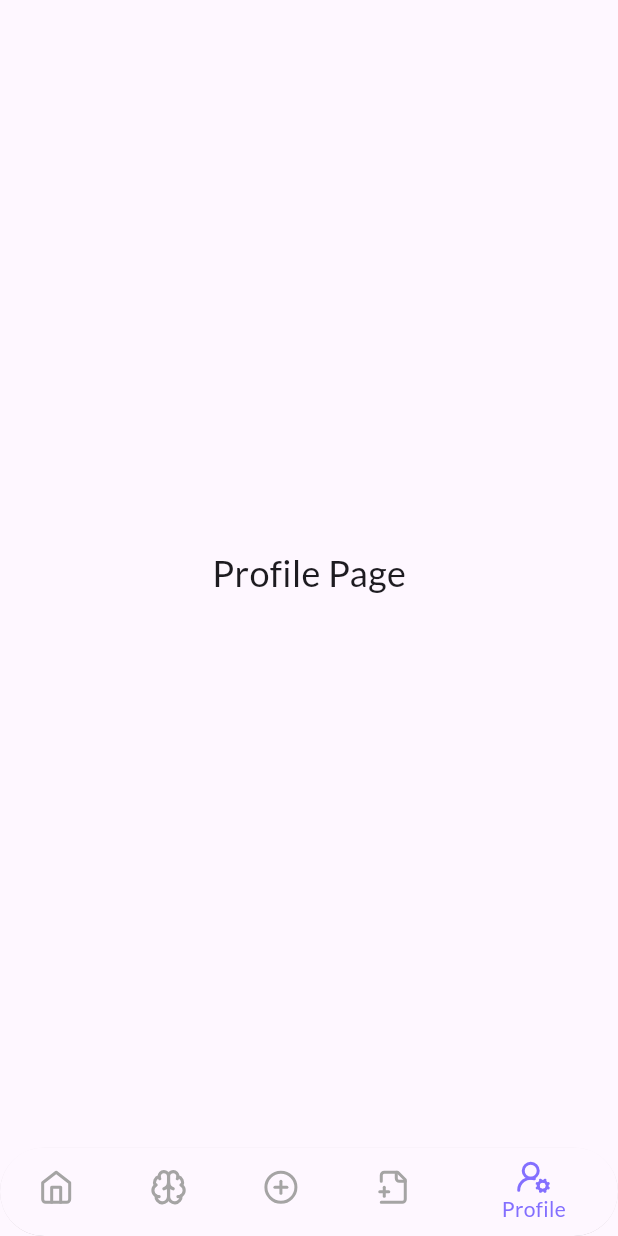
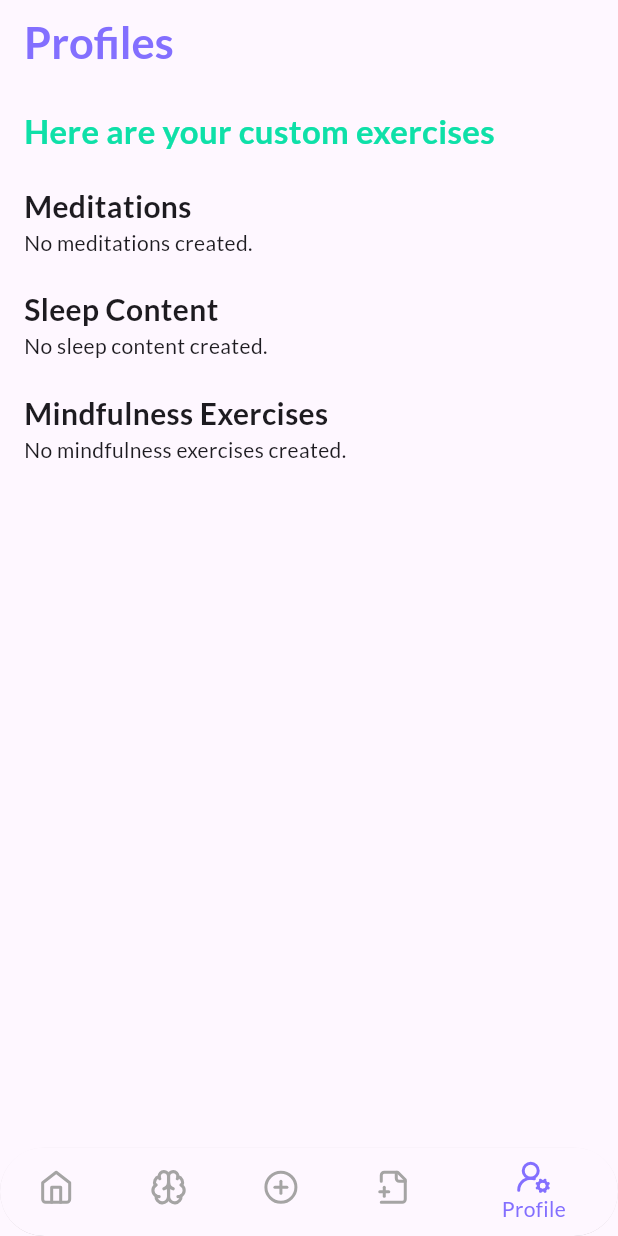
Before and after one commit to sachintha990/Meditator_app, a Flutter app: the screen it shows after launch, item 5 of the bottom bar chosen, on a phone screen of 412 x 824 dp. Run offline on Flutter 3.47's test engine with Material 3 defaults, Android fonts, the phone set to English and light mode, and no system bars; our stand-ins replace flutter_svg, go_router, google_fonts, hive, hive_flutter, image_picker and 1 more; accounts and stored records are empty.

Commit message:
Refactor ProfilePage to display custom exercises with sections for Meditations, Sleep Content, and Mindfulness Exercises; update routing to include CreateCustomExercise page.

```diff
--- a/lib/pages/main_pages/profile_page.dart
+++ b/lib/pages/main_pages/profile_page.dart
@@ -1,15 +1,136 @@
 import 'package:flutter/material.dart';
+import 'package:meditator/services/meditation_service.dart';
+import 'package:meditator/services/mindfull_exercise_service.dart';
+import 'package:meditator/services/sleep_exercise_service.dart';
+import 'package:meditator/utils/colors.dart';
 
 class ProfilePage extends StatelessWidget {
   const ProfilePage({super.key});
 
   @override
   Widget build(BuildContext context) {
-    return const Scaffold(
-      body: Center(
-        child: Text(
-          'Profile Page',
-          style: TextStyle(fontSize: 24),
+    return Scaffold(
+      appBar: AppBar(
+        title: const Text(
+          "Profiles",
+          style: TextStyle(
+            fontSize: 29,
+            fontWeight: FontWeight.bold,
+            color: AppColors.primaryPurple,
+          ),
+        ),
+      ),
+      body: Padding(
+        padding: const EdgeInsets.all(16.0),
+        child: Column(
+          crossAxisAlignment: CrossAxisAlignment.start,
+          children: [
+            const Text(
+              'Here are your custom exercises',
+              style: TextStyle(
+                fontSize: 22,
+                fontWeight: FontWeight.bold,
+                color: AppColors.primaryGreen,
+              ),
+            ),
+            const SizedBox(height: 20),
+            Expanded(
+              child: ListView(
+                children: [
+                  _buildSectionTitle('Meditations'),
+                  _buildMeditationList(context),
+                  const SizedBox(height: 20),
+                  _buildSectionTitle('Sleep Content'),
+                  _buildSleepContentList(context),
+                  const SizedBox(height: 20),
+                  _buildSectionTitle('Mindfulness Exercises'),
+                  _buildMindfulnessExerciseList(context),
+                ],
+              ),
+            ),
+          ],
+        ),
+      ),
+    );
+  }
+
+  Widget _buildSectionTitle(String title) {
+    return Text(
+      title,
+      style: const TextStyle(
+        fontSize: 20,
+        fontWeight: FontWeight.w600,
+      ),
+    );
+  }
+
+  Widget _buildMeditationList(BuildContext context) {
+    final meditations = MeditationService().getMeditations();
+    if (meditations.isEmpty) {
+      return const Text('No meditations created.');
+    }
+    return Column(
+      children: meditations.map((meditation) {
+        return _buildContentTile(
+          title: meditation.name,
+          description: meditation.description,
+          duration: meditation.duration,
+        );
+      }).toList(),
+    );
+  }
+
+  Widget _buildSleepContentList(BuildContext context) {
+    final sleepContents = SleepExerciseService().getSleepExercises();
+    if (sleepContents.isEmpty) {
+      return const Text('No sleep content created.');
+    }
+    return Column(
+      children: sleepContents.map((sleepContent) {
+        return _buildContentTile(
+          title: sleepContent.name,
+          description: sleepContent.description,
+          duration: sleepContent.duration,
+        );
+      }).toList(),
+    );
+  }
+
+  Widget _buildMindfulnessExerciseList(BuildContext context) {
+    final exercises = MindFullExerciseService().getMindFullExercises();
+    if (exercises.isEmpty) {
+      return const Text('No mindfulness exercises created.');
+    }
+    return Column(
+      children: exercises.map((exercise) {
+        return _buildContentTile(
+          title: exercise.name,
+          description: exercise.description,
+          duration: exercise.duration,
+        );
+      }).toList(),
+    );
+  }
+
+  Widget _buildContentTile({
+    required String title,
+    required String description,
+    required int duration,
+  }) {
+    return Card(
+      margin: const EdgeInsets.symmetric(vertical: 8),
+      child: ListTile(
+        title: Text(title),
+        subtitle: Text(
+          description,
+          maxLines: 2,
+          overflow: TextOverflow.ellipsis,
+        ),
+        trailing: Text(
+          '${duration}min',
+          style: const TextStyle(
+            color: AppColors.primaryPurple,
+          ),
         ),
       ),
     );
--- a/lib/pages/main_screen.dart
+++ b/lib/pages/main_screen.dart
@@ -18,10 +18,10 @@ class _MainScreenState extends State<MainScreen> {
   int _selectedIndex = 0;
 
   static const List<Widget> _pages = <Widget>[
-    CustomExercises(),
     HomePage(),
     MindFullExercisePage(),
     CreateCustomExercise(),
+    CustomExercises(),
     ProfilePage(),
   ];
 
--- a/lib/router/router.dart
+++ b/lib/router/router.dart
@@ -4,6 +4,7 @@ import 'package:meditator/models/functions_model.dart';
 import 'package:meditator/models/mindfull_exercise_model.dart';
 import 'package:meditator/models/sleep_content_model.dart';
 import 'package:meditator/pages/functions_page.dart';
+import 'package:meditator/pages/main_pages/create_custom_exercise.dart';
 import 'package:meditator/pages/main_screen.dart';
 import 'package:meditator/pages/mindfull_exercise_details_page.dart';
 import 'package:meditator/pages/mindfull_exercise_timer.dart';
@@ -73,6 +74,13 @@ class RouterClass {
           );
         },
       ),
+      GoRoute(
+        name: RouteNames.create,
+        path: "/create",
+        builder: (context, state) {
+          return const CreateCustomExercise();
+        },
+      )
     ],
   );
 }
```
